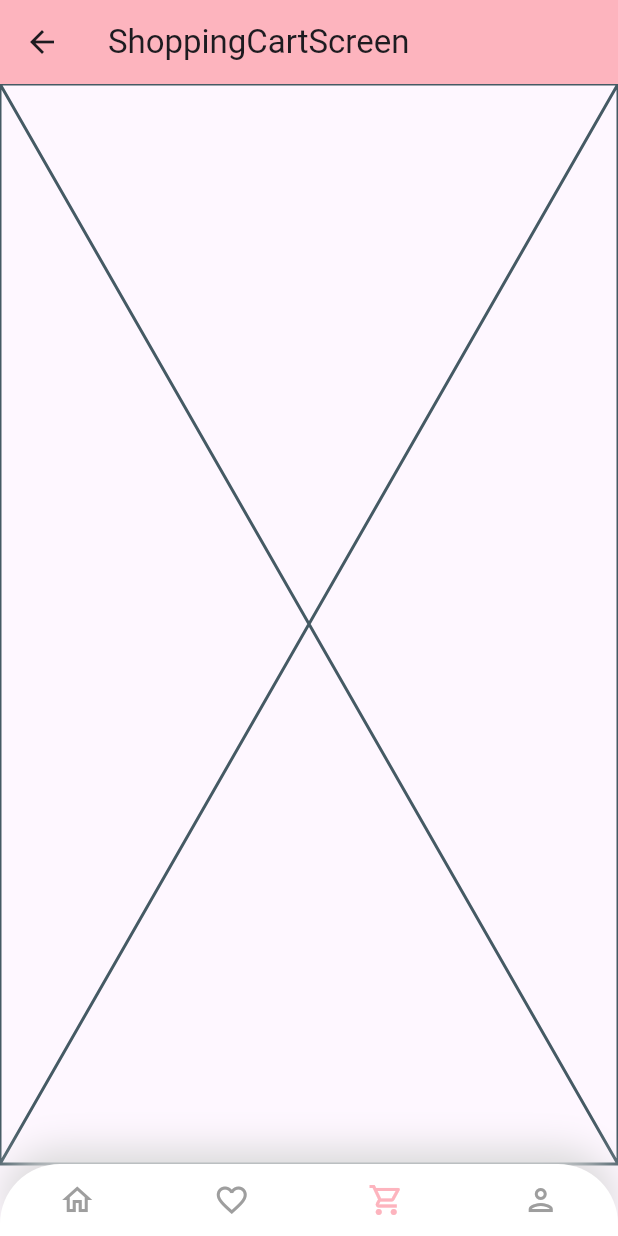
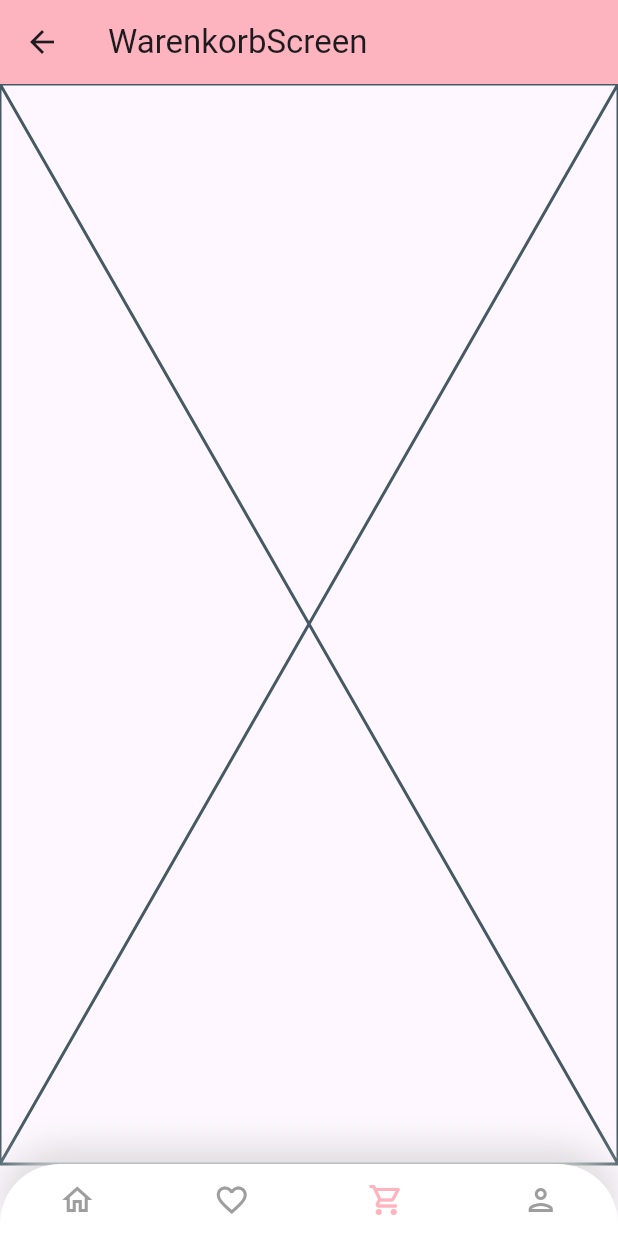
Before and after one commit to RaxoTheOne/flutter_online_shop, a Flutter app: the screen it shows after launch, in the side drawer, after a tap on the "shopping cart" icon, on a phone screen of 412 x 824 dp. Run offline on Flutter 3.47's test engine with Material 3 defaults, Android fonts, the light colour scheme and no system bars; our stand-ins replace carousel_slider.

Commit message:
title changed

```diff
--- a/lib/pages/main_pages/shopping_cart.dart
+++ b/lib/pages/main_pages/shopping_cart.dart
@@ -14,7 +14,7 @@ class _ShoppingCartScreenState extends State<ShoppingCartScreen> {
   Widget build(BuildContext context) {
     return Scaffold(
       appBar: AppBar(
-        title: Text('ShoppingCartScreen'),
+        title: Text('WarenkorbScreen'),
       ),
       body: Placeholder(),
       bottomNavigationBar: BottomNavBar(
```
